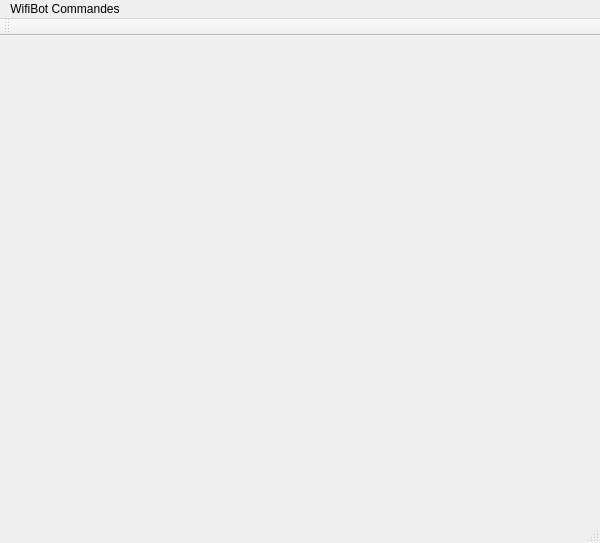
Before: the Qt Designer form mainwindow.ui in BOISSARD/WifiBot, drawn with Qt 5.
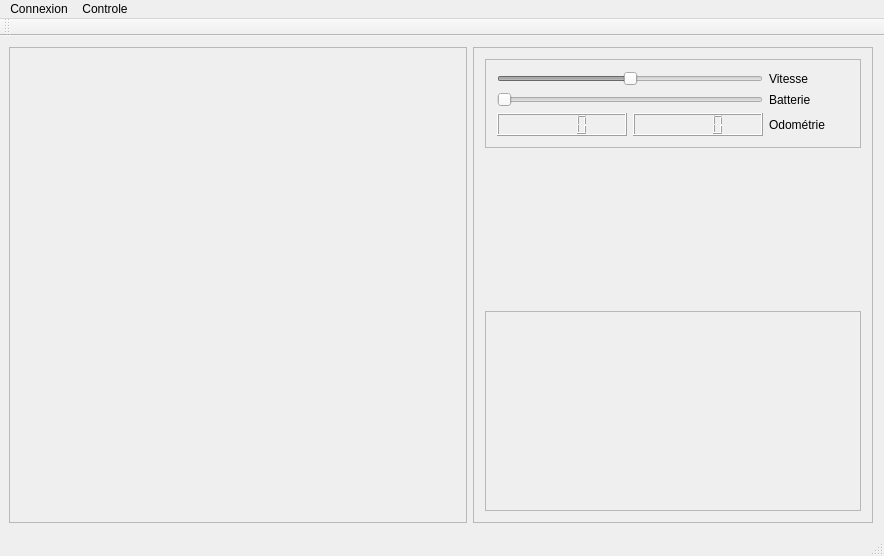
After: the same form once the commit is applied. Custom widgets are drawn as their Qt base class.

Patch:
```diff
--- a/mainwindow.ui
+++ b/mainwindow.ui
@@ -6,29 +6,276 @@
    <rect>
     <x>0</x>
     <y>0</y>
-    <width>600</width>
-    <height>543</height>
+    <width>884</width>
+    <height>556</height>
    </rect>
   </property>
+  <property name="minimumSize">
+   <size>
+    <width>750</width>
+    <height>450</height>
+   </size>
+  </property>
   <property name="windowTitle">
    <string>MainWindow</string>
   </property>
-  <widget class="QWidget" name="centralWidget"/>
+  <widget class="QWidget" name="centralWidget">
+   <property name="minimumSize">
+    <size>
+     <width>500</width>
+     <height>300</height>
+    </size>
+   </property>
+   <layout class="QHBoxLayout" name="horizontalLayout_4">
+    <property name="leftMargin">
+     <number>9</number>
+    </property>
+    <item>
+     <widget class="QFrame" name="frame">
+      <property name="frameShape">
+       <enum>QFrame::StyledPanel</enum>
+      </property>
+      <property name="frameShadow">
+       <enum>QFrame::Raised</enum>
+      </property>
+      <layout class="QGridLayout" name="gridLayout_4">
+       <item row="0" column="0">
+        <widget class="VlcWidgetVideo" name="Video" native="true">
+         <property name="minimumSize">
+          <size>
+           <width>320</width>
+           <height>240</height>
+          </size>
+         </property>
+         <property name="maximumSize">
+          <size>
+           <width>1080</width>
+           <height>960</height>
+          </size>
+         </property>
+         <property name="sizeIncrement">
+          <size>
+           <width>1</width>
+           <height>1</height>
+          </size>
+         </property>
+         <property name="autoFillBackground">
+          <bool>true</bool>
+         </property>
+         <property name="styleSheet">
+          <string notr="true"/>
+         </property>
+        </widget>
+       </item>
+      </layout>
+     </widget>
+    </item>
+    <item>
+     <widget class="QFrame" name="Controles">
+      <property name="minimumSize">
+       <size>
+        <width>400</width>
+        <height>400</height>
+       </size>
+      </property>
+      <property name="maximumSize">
+       <size>
+        <width>400</width>
+        <height>16777215</height>
+       </size>
+      </property>
+      <property name="frameShape">
+       <enum>QFrame::StyledPanel</enum>
+      </property>
+      <property name="frameShadow">
+       <enum>QFrame::Raised</enum>
+      </property>
+      <layout class="QVBoxLayout" name="verticalLayout">
+       <item>
+        <widget class="QFrame" name="Informations">
+         <property name="maximumSize">
+          <size>
+           <width>400</width>
+           <height>200</height>
+          </size>
+         </property>
+         <property name="frameShape">
+          <enum>QFrame::StyledPanel</enum>
+         </property>
+         <property name="frameShadow">
+          <enum>QFrame::Raised</enum>
+         </property>
+         <layout class="QGridLayout" name="gridLayout_3">
+          <item row="2" column="1">
+           <widget class="QLabel" name="lBatterie">
+            <property name="sizePolicy">
+             <sizepolicy hsizetype="Minimum" vsizetype="Preferred">
+              <horstretch>0</horstretch>
+              <verstretch>0</verstretch>
+             </sizepolicy>
+            </property>
+            <property name="minimumSize">
+             <size>
+              <width>80</width>
+              <height>0</height>
+             </size>
+            </property>
+            <property name="maximumSize">
+             <size>
+              <width>80</width>
+              <height>16777215</height>
+             </size>
+            </property>
+            <property name="text">
+             <string>Batterie</string>
+            </property>
+           </widget>
+          </item>
+          <item row="2" column="0">
+           <widget class="QSlider" name="batterie">
+            <property name="enabled">
+             <bool>false</bool>
+            </property>
+            <property name="maximum">
+             <number>255</number>
+            </property>
+            <property name="orientation">
+             <enum>Qt::Horizontal</enum>
+            </property>
+           </widget>
+          </item>
+          <item row="4" column="0">
+           <layout class="QGridLayout" name="gridLayout_6">
+            <item row="0" column="1">
+             <widget class="QLCDNumber" name="OdoR"/>
+            </item>
+            <item row="0" column="0">
+             <widget class="QLCDNumber" name="OdoL"/>
+            </item>
+           </layout>
+          </item>
+          <item row="1" column="1">
+           <widget class="QLabel" name="lVitesseD">
+            <property name="sizePolicy">
+             <sizepolicy hsizetype="Minimum" vsizetype="Preferred">
+              <horstretch>0</horstretch>
+              <verstretch>0</verstretch>
+             </sizepolicy>
+            </property>
+            <property name="minimumSize">
+             <size>
+              <width>80</width>
+              <height>0</height>
+             </size>
+            </property>
+            <property name="maximumSize">
+             <size>
+              <width>80</width>
+              <height>16777215</height>
+             </size>
+            </property>
+            <property name="text">
+             <string>Vitesse</string>
+            </property>
+           </widget>
+          </item>
+          <item row="1" column="0">
+           <widget class="QSlider" name="vitesseD">
+            <property name="enabled">
+             <bool>false</bool>
+            </property>
+            <property name="minimum">
+             <number>-100</number>
+            </property>
+            <property name="maximum">
+             <number>100</number>
+            </property>
+            <property name="orientation">
+             <enum>Qt::Horizontal</enum>
+            </property>
+           </widget>
+          </item>
+          <item row="4" column="1">
+           <widget class="QLabel" name="label_2">
+            <property name="text">
+             <string>Odométrie</string>
+            </property>
+           </widget>
+          </item>
+         </layout>
+        </widget>
+       </item>
+       <item>
+        <spacer name="verticalSpacer">
+         <property name="orientation">
+          <enum>Qt::Vertical</enum>
+         </property>
+         <property name="sizeHint" stdset="0">
+          <size>
+           <width>20</width>
+           <height>40</height>
+          </size>
+         </property>
+        </spacer>
+       </item>
+       <item>
+        <widget class="QFrame" name="Deplacement">
+         <property name="minimumSize">
+          <size>
+           <width>200</width>
+           <height>200</height>
+          </size>
+         </property>
+         <property name="maximumSize">
+          <size>
+           <width>400</width>
+           <height>200</height>
+          </size>
+         </property>
+         <property name="frameShape">
+          <enum>QFrame::StyledPanel</enum>
+         </property>
+         <property name="frameShadow">
+          <enum>QFrame::Raised</enum>
+         </property>
+         <layout class="QHBoxLayout" name="horizontalLayout_2">
+    <item>
+     <widget class="JoyPad" name="widget1" native="true"/>
+    </item>
+    <item>
+     <widget class="JoyPad" name="widget2" native="true"/>
+    </item>
+         </layout>
+        </widget>
+       </item>
+      </layout>
+     </widget>
+    </item>
+   </layout>
+  </widget>
   <widget class="QMenuBar" name="menuBar">
    <property name="geometry">
     <rect>
      <x>0</x>
      <y>0</y>
-     <width>600</width>
+     <width>884</width>
      <height>22</height>
     </rect>
    </property>
-   <widget class="QMenu" name="menuWifiBot_Commandes">
+   <widget class="QMenu" name="menuConnexion">
     <property name="title">
-     <string>WifiBot Commandes</string>
+     <string>Connexion</string>
     </property>
    </widget>
-   <addaction name="menuWifiBot_Commandes"/>
+   <widget class="QMenu" name="menuControle">
+    <property name="title">
+     <string>Controle</string>
+    </property>
+    <addaction name="actionFenetre"/>
+    <addaction name="actionWiimote"/>
+   </widget>
+   <addaction name="menuConnexion"/>
+   <addaction name="menuControle"/>
   </widget>
   <widget class="QToolBar" name="mainToolBar">
    <attribute name="toolBarArea">
@@ -41,6 +288,24 @@
   <widget class="QStatusBar" name="statusBar"/>
  </widget>
  <layoutdefault spacing="6" margin="11"/>
+ <customwidgets>
+  <customwidget>
+   <class>VlcWidgetVideo</class>
+   <extends>QWidget</extends>
+   <header>vlc-qt/WidgetVideo.h</header>
+   <container>1</container>
+   <slots>
+    <signal>fullscreen()</signal>
+    <slot>toggleFullscreen()</slot>
+   </slots>
+  </customwidget>
+  <customwidget>
+   <class>JoyPad</class>
+   <extends>QWidget</extends>
+   <header>joypad.h</header>
+   <container>1</container>
+  </customwidget>
+ </customwidgets>
  <resources/>
  <connections/>
 </ui>
```
Left out of the diff: 70 changed lines with no effect on the pictures.
